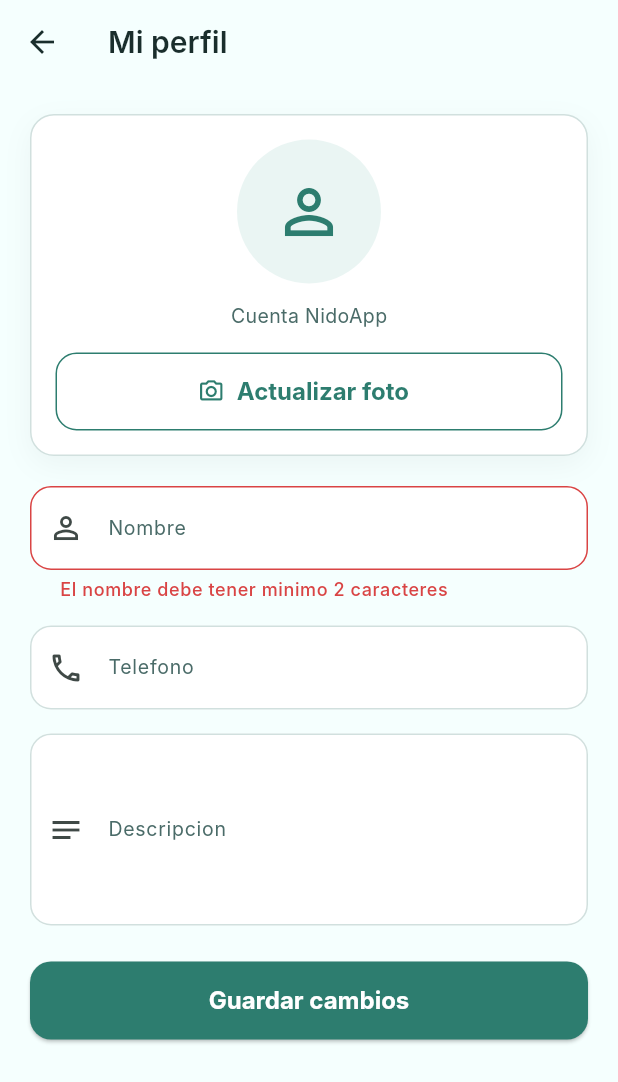
After one commit to alejandroroseroc/NidoApp_Flutter, a Flutter app: the ProfilePage screen opened by its route, after a tap on "Actualizar foto", after a tap on "Guardar cambios", on a phone screen of 412 x 824 dp. The commit adds this screen. Shown: the top 1082 px of the screen. Run offline on Flutter 3.47's test engine with Material 3 defaults, Android fonts, the phone set to English and light mode, and no system bars; our stand-ins replace dartz, dio, equatable, flutter_riverpod, flutter_secure_storage, get_it and 1 more; accounts and stored records are empty; network calls fail; Roboto replaces fonts that are missing (Inter).

Commit message:
Implementar HU-07 actualizacion de perfil de usuario

```diff
--- a/frontend/lib/core/services/token_storage_service.dart
+++ b/frontend/lib/core/services/token_storage_service.dart
@@ -59,6 +59,7 @@ class TokenStorageService {
         correo: usuario.correo,
         telefono: usuario.telefono,
         fotoPerfil: usuario.fotoPerfil,
+        descripcion: usuario.descripcion,
         modoActivo: modoActivo,
       ),
     );
--- a/frontend/lib/features/auth/data/models/usuario_model.dart
+++ b/frontend/lib/features/auth/data/models/usuario_model.dart
@@ -9,6 +9,7 @@ class UsuarioModel extends Usuario {
     required super.modoActivo,
     super.telefono,
     super.fotoPerfil,
+    super.descripcion,
   });
 
   factory UsuarioModel.fromJson(Map<String, dynamic> json) {
@@ -18,6 +19,7 @@ class UsuarioModel extends Usuario {
       correo: json['correo'] as String,
       telefono: json['telefono'] as String?,
       fotoPerfil: json['fotoPerfil'] as String?,
+      descripcion: json['descripcion'] as String?,
       modoActivo: modoActivoFromString(json['modoActivo'] as String?),
     );
   }
@@ -29,6 +31,7 @@ class UsuarioModel extends Usuario {
       correo: usuario.correo,
       telefono: usuario.telefono,
       fotoPerfil: usuario.fotoPerfil,
+      descripcion: usuario.descripcion,
       modoActivo: usuario.modoActivo,
     );
   }
@@ -40,6 +43,7 @@ class UsuarioModel extends Usuario {
       'correo': correo,
       'telefono': telefono,
       'fotoPerfil': fotoPerfil,
+      'descripcion': descripcion,
       'modoActivo': modoActivoToString(modoActivo),
     };
   }
--- a/frontend/lib/features/auth/domain/entities/usuario.dart
+++ b/frontend/lib/features/auth/domain/entities/usuario.dart
@@ -11,6 +11,7 @@ class Usuario extends Equatable {
     required this.modoActivo,
     this.telefono,
     this.fotoPerfil,
+    this.descripcion,
   });
 
   final String id;
@@ -18,6 +19,7 @@ class Usuario extends Equatable {
   final String correo;
   final String? telefono;
   final String? fotoPerfil;
+  final String? descripcion;
   final ModoActivo modoActivo;
 
   @override
@@ -27,6 +29,7 @@ class Usuario extends Equatable {
     correo,
     telefono,
     fotoPerfil,
+    descripcion,
     modoActivo,
   ];
 }
--- a/frontend/lib/features/auth/presentation/pages/forgot_password_page.dart
+++ b/frontend/lib/features/auth/presentation/pages/forgot_password_page.dart
@@ -103,10 +103,12 @@ class _EmailForm extends ConsumerWidget {
             keyboardType: TextInputType.emailAddress,
             onChanged: (value) => correo = value.trim(),
             validator: (value) {
-              if (value == null || value.trim().isEmpty)
+              if (value == null || value.trim().isEmpty) {
                 return 'El correo es obligatorio';
-              if (!emailRegex.hasMatch(value.trim()))
+              }
+              if (!emailRegex.hasMatch(value.trim())) {
                 return 'Ingresa un correo valido';
+              }
               return null;
             },
           ),
@@ -185,10 +187,12 @@ class _ResetFormState extends ConsumerState<_ResetForm> {
               LengthLimitingTextInputFormatter(6),
             ],
             validator: (value) {
-              if (value == null || value.trim().isEmpty)
+              if (value == null || value.trim().isEmpty) {
                 return 'El codigo es obligatorio';
-              if (value.trim().length != 6)
+              }
+              if (value.trim().length != 6) {
                 return 'El codigo debe tener 6 digitos';
+              }
               return null;
             },
           ),
@@ -205,8 +209,9 @@ class _ResetFormState extends ConsumerState<_ResetForm> {
               onPressed: () => setState(() => _nuevaVisible = !_nuevaVisible),
             ),
             validator: (value) {
-              if (value == null || value.isEmpty)
+              if (value == null || value.isEmpty) {
                 return 'La contrasena es obligatoria';
+              }
               if (value.length < 8) return 'Minimo 8 caracteres';
               return null;
             },
@@ -225,8 +230,9 @@ class _ResetFormState extends ConsumerState<_ResetForm> {
                   () => setState(() => _confirmarVisible = !_confirmarVisible),
             ),
             validator: (value) {
-              if (value == null || value.isEmpty)
+              if (value == null || value.isEmpty) {
                 return 'Confirma tu contrasena';
+              }
               if (value != _nuevaContrasenaController.text) {
                 return 'Las contrasenas no coinciden';
               }
--- a/frontend/lib/features/auth/presentation/pages/register_page.dart
+++ b/frontend/lib/features/auth/presentation/pages/register_page.dart
@@ -80,8 +80,9 @@ class RegisterPage extends ConsumerWidget {
                   validator: (value) {
                     final text = value?.trim() ?? '';
                     if (text.isEmpty) return 'El nombre es obligatorio';
-                    if (text.length < 2)
+                    if (text.length < 2) {
                       return 'Debe tener minimo 2 caracteres';
+                    }
                     return null;
                   },
                   keyboardType: TextInputType.name,
@@ -98,8 +99,9 @@ class RegisterPage extends ConsumerWidget {
                   validator: (value) {
                     final text = value?.trim() ?? '';
                     if (text.isEmpty) return 'El correo es obligatorio';
-                    if (!_emailRegex.hasMatch(text))
+                    if (!_emailRegex.hasMatch(text)) {
                       return 'Ingresa un correo valido';
+                    }
                     return null;
                   },
                 ),
@@ -122,8 +124,9 @@ class RegisterPage extends ConsumerWidget {
                   validator: (value) {
                     final text = value ?? '';
                     if (text.isEmpty) return 'La contrasena es obligatoria';
-                    if (text.length < 8)
+                    if (text.length < 8) {
                       return 'Debe tener minimo 8 caracteres';
+                    }
                     return null;
                   },
                   onChanged:
--- a/frontend/lib/features/home/presentation/pages/home_page.dart
+++ b/frontend/lib/features/home/presentation/pages/home_page.dart
@@ -39,6 +39,12 @@ class HomePage extends ConsumerWidget {
         automaticallyImplyLeading: false,
         actions: [
           IconButton(
+            tooltip: 'Mi perfil',
+            icon: const Icon(Icons.person_outline, color: Colors.white),
+            onPressed: () => Navigator.of(context).pushNamed('/profile'),
+          ),
+          IconButton(
+            tooltip: 'Cerrar sesion',
             icon: const Icon(Icons.logout, color: Colors.white),
             onPressed: () async {
               await sl<TokenStorageService>().clearSession();
--- /dev/null
+++ b/frontend/lib/features/profile/presentation/pages/profile_page.dart
@@ -0,0 +1,209 @@
+import 'package:flutter/material.dart';
+import 'package:flutter_riverpod/flutter_riverpod.dart';
+import 'package:image_picker/image_picker.dart';
+
+import '../../../../core/constants/api_constants.dart';
+import '../../../../core/theme/app_colors.dart';
+import '../../../../core/theme/app_text_styles.dart';
+import '../../../../shared/widgets/app_card.dart';
+import '../../../../shared/widgets/app_primary_button.dart';
+import '../../../../shared/widgets/app_text_field.dart';
+import '../providers/profile_provider.dart';
+
+class ProfilePage extends ConsumerStatefulWidget {
+  const ProfilePage({super.key});
+
+  @override
+  ConsumerState<ProfilePage> createState() => _ProfilePageState();
+}
+
+class _ProfilePageState extends ConsumerState<ProfilePage> {
+  final _formKey = GlobalKey<FormState>();
+  final _nombreController = TextEditingController();
+  final _telefonoController = TextEditingController();
+  final _descripcionController = TextEditingController();
+  final _imagePicker = ImagePicker();
+  bool _filledForm = false;
+
+  @override
+  void initState() {
+    super.initState();
+    Future.microtask(() => ref.read(profileProvider.notifier).loadProfile());
+  }
+
+  @override
+  void dispose() {
+    _nombreController.dispose();
+    _telefonoController.dispose();
+    _descripcionController.dispose();
+    super.dispose();
+  }
+
+  @override
+  Widget build(BuildContext context) {
+    ref.listen<ProfileState>(profileProvider, (previous, next) {
+      if (next.usuario != null && !_filledForm) {
+        _nombreController.text = next.usuario!.nombre;
+        _telefonoController.text = next.usuario!.telefono ?? '';
+        _descripcionController.text = next.usuario!.descripcion ?? '';
+        _filledForm = true;
+      }
+
+      final message = next.errorMessage ?? next.successMessage;
+      if (message != null &&
+          message != previous?.errorMessage &&
+          message != previous?.successMessage) {
+        ScaffoldMessenger.of(context).showSnackBar(
+          SnackBar(
+            backgroundColor:
+                next.errorMessage != null ? AppColors.error : AppColors.success,
+            content: Text(message),
+          ),
+        );
+      }
+    });
+
+    final state = ref.watch(profileProvider);
+    final usuario = state.usuario;
+
+    return Scaffold(
+      appBar: AppBar(title: const Text('Mi perfil')),
+      body: SafeArea(
+        child:
+            state.isLoading && usuario == null
+                ? const Center(child: CircularProgressIndicator())
+                : SingleChildScrollView(
+                  padding: const EdgeInsets.all(20),
+                  child: Form(
+                    key: _formKey,
+                    child: Column(
+                      crossAxisAlignment: CrossAxisAlignment.stretch,
+                      children: [
+                        AppCard(
+                          child: Column(
+                            children: [
+                              ProfileAvatar(fotoPerfil: usuario?.fotoPerfil),
+                              const SizedBox(height: 12),
+                              Text(
+                                usuario?.correo ?? 'Cuenta NidoApp',
+                                style: AppTextStyles.small,
+                              ),
+                              const SizedBox(height: 16),
+                              OutlinedButton.icon(
+                                onPressed: state.isSaving ? null : _pickImage,
+                                icon: const Icon(Icons.photo_camera_outlined),
+                                label: const Text('Actualizar foto'),
+                              ),
+                            ],
+                          ),
+                        ),
+                        const SizedBox(height: 20),
+                        AppTextField(
+                          label: 'Nombre',
+                          controller: _nombreController,
+                          prefixIcon: const Icon(Icons.person_outline),
+                          validator: (value) {
+                            final text = value?.trim() ?? '';
+                            if (text.length < 2) {
+                              return 'El nombre debe tener minimo 2 caracteres';
+                            }
+                            if (text.length > 80) {
+                              return 'El nombre debe tener maximo 80 caracteres';
+                            }
+                            return null;
+                          },
+                        ),
+                        const SizedBox(height: 16),
+                        AppTextField(
+                          label: 'Telefono',
+                          controller: _telefonoController,
+                          keyboardType: TextInputType.phone,
+                          prefixIcon: const Icon(Icons.phone_outlined),
+                          validator: (value) {
+                            final text = value?.trim() ?? '';
+                            if (text.isEmpty) return null;
+                            if (!RegExp(r'^\d{7,15}$').hasMatch(text)) {
+                              return 'Debe tener entre 7 y 15 digitos';
+                            }
+                            return null;
+                          },
+                        ),
+                        const SizedBox(height: 16),
+                        AppTextField(
+                          label: 'Descripcion',
+                          controller: _descripcionController,
+                          prefixIcon: const Icon(Icons.notes_outlined),
+                          maxLines: 4,
+                          validator: (value) {
+                            final text = value?.trim() ?? '';
+                            if (text.length > 300) {
+                              return 'La descripcion debe tener maximo 300 caracteres';
+                            }
+                            return null;
+                          },
+                        ),
+                        const SizedBox(height: 24),
+                        AppPrimaryButton(
+                          text: 'Guardar cambios',
+                          isLoading: state.isSaving,
+                          onPressed: _saveProfile,
+                        ),
+                      ],
+                    ),
+                  ),
+                ),
+      ),
+    );
+  }
+
+  Future<void> _pickImage() async {
+    final image = await _imagePicker.pickImage(
+      source: ImageSource.gallery,
+      imageQuality: 85,
+    );
+    if (image == null) return;
+    await ref.read(profileProvider.notifier).uploadPhoto(image);
+  }
+
+  void _saveProfile() {
+    if (!(_formKey.currentState?.validate() ?? false)) return;
+
+    ref
+        .read(profileProvider.notifier)
+        .updateProfile(
+          nombre: _nombreController.text.trim(),
+          telefono: _telefonoController.text.trim(),
+          descripcion: _descripcionController.text.trim(),
+        );
+  }
+}
+
+class ProfileAvatar extends StatelessWidget {
+  const ProfileAvatar({super.key, this.fotoPerfil});
+
+  final String? fotoPerfil;
+
+  @override
+  Widget build(BuildContext context) {
+    final imageUrl =
+        fotoPerfil == null || fotoPerfil!.isEmpty
+            ? null
+            : fotoPerfil!.startsWith('http')
+            ? fotoPerfil
+            : '$kBaseUrl$fotoPerfil';
+
+    return CircleAvatar(
+      radius: 48,
+      backgroundColor: AppColors.badgeBackground,
+      backgroundImage: imageUrl == null ? null : NetworkImage(imageUrl),
+      child:
+          imageUrl == null
+              ? const Icon(
+                Icons.person_outline,
+                size: 48,
+                color: AppColors.primary,
+              )
+              : null,
+    );
+  }
+}
--- /dev/null
+++ b/frontend/lib/features/profile/presentation/providers/profile_provider.dart
@@ -0,0 +1,163 @@
+import 'package:dio/dio.dart';
+import 'package:flutter_riverpod/flutter_riverpod.dart';
+import 'package:image_picker/image_picker.dart';
+
+import '../../../../core/di/injection_container.dart';
+import '../../../../core/services/token_storage_service.dart';
+import '../../../auth/data/models/usuario_model.dart';
+import '../../../auth/domain/entities/usuario.dart';
+
+class ProfileState {
+  const ProfileState({
+    this.usuario,
+    this.isLoading = false,
+    this.isSaving = false,
+    this.errorMessage,
+    this.successMessage,
+  });
+
+  final Usuario? usuario;
+  final bool isLoading;
+  final bool isSaving;
+  final String? errorMessage;
+  final String? successMessage;
+
+  ProfileState copyWith({
+    Usuario? usuario,
+    bool? isLoading,
+    bool? isSaving,
+    String? errorMessage,
+    String? successMessage,
+    bool clearMessages = false,
+  }) {
+    return ProfileState(
+      usuario: usuario ?? this.usuario,
+      isLoading: isLoading ?? this.isLoading,
+      isSaving: isSaving ?? this.isSaving,
+      errorMessage: clearMessages ? null : (errorMessage ?? this.errorMessage),
+      successMessage:
+          clearMessages ? null : (successMessage ?? this.successMessage),
+    );
+  }
+}
+
+class ProfileNotifier extends StateNotifier<ProfileState> {
+  ProfileNotifier(this._dio, this._tokenStorage) : super(const ProfileState());
+
+  final Dio _dio;
+  final TokenStorageService _tokenStorage;
+
+  Future<Options> _authOptions() async {
+    final token = await _tokenStorage.getToken();
+    return Options(headers: {'Authorization': 'Bearer $token'});
+  }
+
+  Future<void> loadProfile() async {
+    state = state.copyWith(isLoading: true, clearMessages: true);
+    try {
+      final localUser = await _tokenStorage.getUsuario();
+      if (localUser != null) {
+        state = state.copyWith(usuario: localUser);
+      }
+
+      final response = await _dio.get(
+        '/api/users/me',
+        options: await _authOptions(),
+      );
+      final payload = response.data as Map<String, dynamic>;
+      final data = payload['data'] as Map<String, dynamic>;
+      final usuario = UsuarioModel.fromJson(
+        data['usuario'] as Map<String, dynamic>,
+      );
+      await _tokenStorage.saveUsuario(usuario);
+      state = state.copyWith(usuario: usuario, isLoading: false);
+    } catch (_) {
+      state = state.copyWith(
+        isLoading: false,
+        errorMessage: 'No se pudo cargar el perfil',
+      );
+    }
+  }
+
+  Future<void> updateProfile({
+    required String nombre,
+    required String telefono,
+    required String descripcion,
+  }) async {
+    state = state.copyWith(isSaving: true, clearMessages: true);
+    try {
+      final response = await _dio.put(
+        '/api/users/me',
+        data: {
+          'nombre': nombre,
+          'telefono': telefono,
+          'descripcion': descripcion,
+        },
+        options: await _authOptions(),
+      );
+      final payload = response.data as Map<String, dynamic>;
+      final data = payload['data'] as Map<String, dynamic>;
+      final usuario = UsuarioModel.fromJson(
+        data['usuario'] as Map<String, dynamic>,
+      );
+      await _tokenStorage.saveUsuario(usuario);
+      state = state.copyWith(
+        usuario: usuario,
+        isSaving: false,
+        successMessage: 'Perfil actualizado',
+      );
+    } catch (_) {
+      state = state.copyWith(
+        isSaving: false,
+        errorMessage: 'No se pudo actualizar el perfil',
+      );
+    }
+  }
+
+  Future<void> uploadPhoto(XFile image) async {
+    final length = await image.length();
+    if (length > 2 * 1024 * 1024) {
+      state = state.copyWith(errorMessage: 'La imagen debe pesar maximo 2 MB');
+      return;
+    }
+
+    final extension = image.name.split('.').last.toLowerCase();
+    if (!['jpg', 'jpeg', 'png', 'webp'].contains(extension)) {
+      state = state.copyWith(errorMessage: 'Usa una imagen JPG, PNG o WEBP');
+      return;
+    }
+
+    state = state.copyWith(isSaving: true, clearMessages: true);
+    try {
+      final bytes = await image.readAsBytes();
+      final formData = FormData.fromMap({
+        'fotoPerfil': MultipartFile.fromBytes(bytes, filename: image.name),
+      });
+      final response = await _dio.post(
+        '/api/users/me/photo',
+        data: formData,
+        options: await _authOptions(),
+      );
+      final payload = response.data as Map<String, dynamic>;
+      final data = payload['data'] as Map<String, dynamic>;
+      final usuario = UsuarioModel.fromJson(
+        data['usuario'] as Map<String, dynamic>,
+      );
+      await _tokenStorage.saveUsuario(usuario);
+      state = state.copyWith(
+        usuario: usuario,
+        isSaving: false,
+        successMessage: 'Foto actualizada',
+      );
+    } catch (_) {
+      state = state.copyWith(
+        isSaving: false,
+        errorMessage: 'No se pudo subir la foto',
+      );
+    }
+  }
+}
+
+final profileProvider = StateNotifierProvider<ProfileNotifier, ProfileState>(
+  (ref) => ProfileNotifier(sl<Dio>(), sl<TokenStorageService>()),
+);
--- a/frontend/lib/main.dart
+++ b/frontend/lib/main.dart
@@ -8,6 +8,7 @@ import 'features/auth/presentation/pages/forgot_password_page.dart';
 import 'features/auth/presentation/pages/login_page.dart';
 import 'features/auth/presentation/pages/register_page.dart';
 import 'features/home/presentation/pages/home_page.dart';
+import 'features/profile/presentation/pages/profile_page.dart';
 import 'features/style_guide/presentation/style_guide_page.dart';
 
 Future<void> main() async {
@@ -30,6 +31,7 @@ class MyApp extends StatelessWidget {
         '/login': (_) => const LoginPage(),
         '/forgot-password': (_) => ForgotPasswordPage(),
         '/home': (_) => const HomePage(),
+        '/profile': (_) => const ProfilePage(),
       },
       home: const AuthCheckPage(),
     );
--- a/frontend/lib/shared/widgets/app_text_field.dart
+++ b/frontend/lib/shared/widgets/app_text_field.dart
@@ -14,6 +14,7 @@ class AppTextField extends StatelessWidget {
     this.suffixIcon,
     this.onChanged,
     this.inputFormatters,
+    this.maxLines = 1,
   });
 
   final String label;
@@ -26,12 +27,14 @@ class AppTextField extends StatelessWidget {
   final Widget? suffixIcon;
   final ValueChanged<String>? onChanged;
   final List<TextInputFormatter>? inputFormatters;
+  final int maxLines;
 
   @override
   Widget build(BuildContext context) {
     return TextFormField(
       controller: controller,
       obscureText: obscureText,
+      maxLines: obscureText ? 1 : maxLines,
       // Desactiva el autocompletado de iOS en campos de contrasena
       // para que no muestre el boton [?] del sistema.
       enableSuggestions: !obscureText,
--- a/frontend/pubspec.yaml
+++ b/frontend/pubspec.yaml
@@ -27,8 +27,12 @@ dependencies:
 
   # Igualdad de objetos
   equatable: ^2.0.5
+  image_picker: ^1.2.1
 
 dev_dependencies:
   flutter_test:
     sdk: flutter
   flutter_lints: ^5.0.0
+
+flutter:
+  uses-material-design: true
```
Also changed, not shown: frontend/pubspec.lock, 3 other files.
